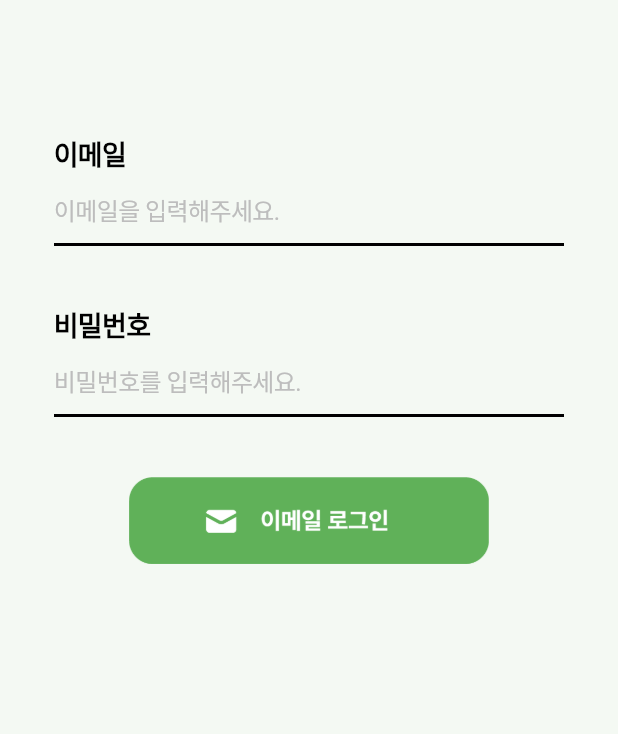
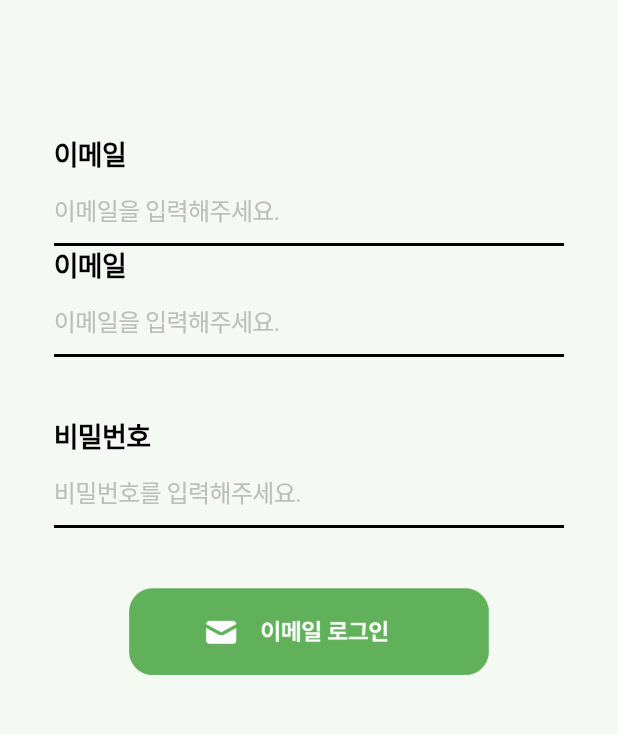
Before and after one commit to haleyalwayshappy/atempo_app, a Flutter app: the screen it shows after launch, on a phone screen of 412 x 824 dp, the part 235-969 px from its top. Run offline on Flutter 3.47's test engine with Material 3 defaults, Android fonts, the light colour scheme and no system bars; our stand-ins replace flutter_svg, fluttertoast, table_calendar; Roboto replaces fonts that are missing (Pretendard).

Commit message:
이메일 로그인 화면 수정

```diff
--- a/lib/screens/account/login_email_screen.dart
+++ b/lib/screens/account/login_email_screen.dart
@@ -16,14 +16,14 @@ class _LoginEmailScreenState extends State<LoginEmailScreen> {
         child: Center(
           child: Column(
             children: [
-              Container(
+              SizedBox(
                 height: 70,
               ),
               Image.asset(
                 'assets/images/logo_atempo.png',
                 width: 300,
               ),
-              Container(
+              SizedBox(
                 height: 90,
               ),
               Padding(
@@ -32,7 +32,13 @@ class _LoginEmailScreenState extends State<LoginEmailScreen> {
                   crossAxisAlignment: CrossAxisAlignment.center,
                   children: [
                     TextFieldWithTitle(
-                        labelText: '이메일', hintText: "이메일을 입력해주세요."),
+                      labelText: '이메일',
+                      hintText: "이메일을 입력해주세요.",
+                    ),
+                    TextFieldWithTitle(
+                      labelText: '이메일',
+                      hintText: "이메일을 입력해주세요.",
+                    ),
                     SizedBox(
                       height: 40,
                     ),
--- a/lib/widgets/textfield_with_title.dart
+++ b/lib/widgets/textfield_with_title.dart
@@ -34,16 +34,16 @@ class _TextFieldWithTitleState extends State<TextFieldWithTitle> {
       return Column(
         crossAxisAlignment: CrossAxisAlignment.start,
         children: [
-          Text(
-            widget.labelText,
-            style: TextStyle(
-              fontFamily: 'Pretendard',
-              fontWeight: FontWeight.w600,
-              fontSize: 18,
-              color: Colors.black,
-              letterSpacing: -0.45,
-            ),
-          ),
+          // Text(
+          //   widget.labelText,
+          //   style: TextStyle(
+          //     fontFamily: 'Pretendard',
+          //     fontWeight: FontWeight.w600,
+          //     fontSize: 18,
+          //     color: Colors.black,
+          //     letterSpacing: -0.45,
+          //   ),
+          // ),
           GestureDetector(
             onTap: () => _showCupertinoPicker(context),
             child: AbsorbPointer(
```
